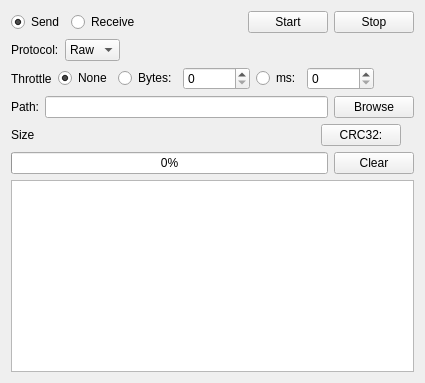
Before: the Qt Designer form src/ui/filetab.ui in wh201906/SerialTest, drawn with Qt 5.
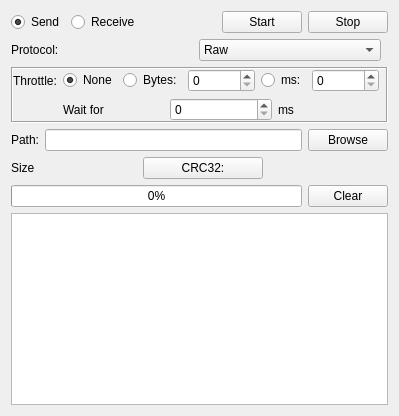
After: the same form once the commit is applied.

What changed in the file:
```diff
--- a/src/ui/filetab.ui
+++ b/src/ui/filetab.ui
@@ -83,18 +83,18 @@
        <property name="orientation">
         <enum>Qt::Horizontal</enum>
        </property>
-       <property name="sizeHint" stdset="0">
-        <size>
-         <width>40</width>
-         <height>20</height>
-        </size>
-       </property>
       </spacer>
      </item>
     </layout>
    </item>
    <item>
     <widget class="QStackedWidget" name="protoParamWidget">
+     <property name="frameShape">
+      <enum>QFrame::Box</enum>
+     </property>
+     <property name="frameShadow">
+      <enum>QFrame::Sunken</enum>
+     </property>
      <property name="currentIndex">
       <number>0</number>
      </property>
@@ -113,14 +113,9 @@
         <number>0</number>
        </property>
        <item>
+        <layout class="QGridLayout" name="gridLayout">
+         <item row="0" column="1">
         <layout class="QHBoxLayout" name="horizontalLayout_6">
-         <item>
-          <widget class="QLabel" name="label_3">
-           <property name="text">
-            <string>Throttle</string>
-           </property>
-          </widget>
-         </item>
          <item>
           <widget class="QRadioButton" name="Raw_throttleNoneButton">
            <property name="text">
@@ -185,13 +180,54 @@
            <property name="orientation">
             <enum>Qt::Horizontal</enum>
            </property>
-           <property name="sizeHint" stdset="0">
-            <size>
-             <width>40</width>
-             <height>20</height>
-            </size>
+            </spacer>
+           </item>
+          </layout>
+         </item>
+         <item row="0" column="0">
+          <widget class="QLabel" name="label_3">
+           <property name="text">
+            <string>Throttle:</string>
            </property>
-          </spacer>
+          </widget>
+         </item>
+         <item row="1" column="1">
+          <layout class="QHBoxLayout" name="horizontalLayout_7">
+           <item>
+            <widget class="QLabel" name="label_4">
+             <property name="text">
+              <string>Wait for</string>
+             </property>
+            </widget>
+           </item>
+           <item>
+            <widget class="QSpinBox" name="Raw_throttleWaitMsBox">
+             <property name="sizePolicy">
+              <sizepolicy hsizetype="Preferred" vsizetype="Fixed">
+               <horstretch>0</horstretch>
+               <verstretch>0</verstretch>
+              </sizepolicy>
+             </property>
+             <property name="maximum">
+              <number>2147483647</number>
+             </property>
+            </widget>
+           </item>
+           <item>
+            <widget class="QLabel" name="label_5">
+             <property name="text">
+              <string>ms</string>
+             </property>
+            </widget>
+           </item>
+           <item>
+            <spacer name="horizontalSpacer_5">
+             <property name="orientation">
+              <enum>Qt::Horizontal</enum>
+             </property>
+            </spacer>
+           </item>
+          </layout>
          </item>
         </layout>
        </item>
@@ -235,12 +271,6 @@
        <property name="orientation">
         <enum>Qt::Horizontal</enum>
        </property>
-       <property name="sizeHint" stdset="0">
-        <size>
-         <width>40</width>
-         <height>20</height>
-        </size>
-       </property>
       </spacer>
      </item>
      <item>
@@ -278,7 +308,11 @@
     </layout>
    </item>
    <item>
-    <widget class="QPlainTextEdit" name="statusEdit"/>
+    <widget class="QPlainTextEdit" name="statusEdit">
+     <property name="readOnly">
+      <bool>true</bool>
+     </property>
+    </widget>
    </item>
   </layout>
  </widget>
```
Lines whose indentation alone changed are shown as unchanged.
